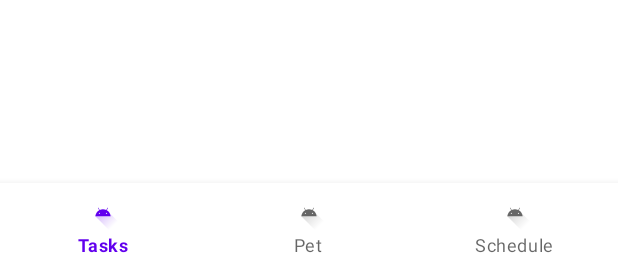
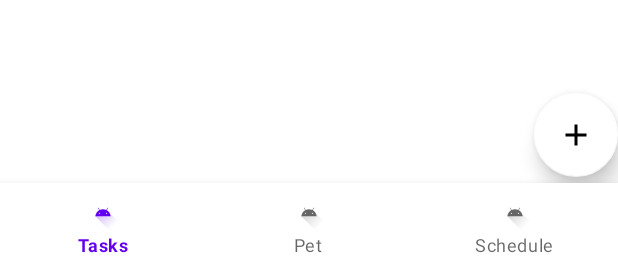
Before and after one commit to weenleen/TamaGoDoWork, an Android app: the layout activity_main.xml on its own in the app's theme, with its tools: preview values and no code run, on a phone screen of 412 x 824 dp. Shown: the part 969-1233 px from the top of the screen. Run offline under Robolectric (Android 15) with nearby library versions, the phone set to English and light mode, and no system bars.

Commit message:
Added "AddNewTask Button" and the xml layout for adding new tasks.

```diff
--- /dev/null
+++ b/app/src/main/res/drawable/ic_baseline_add_24.xml
@@ -0,0 +1,5 @@
+<vector android:height="24dp" android:tint="#FFFFFF"
+    android:viewportHeight="24" android:viewportWidth="24"
+    android:width="24dp" xmlns:android="http://schemas.android.com/apk/res/android">
+    <path android:fillColor="@android:color/white" android:pathData="M19,13h-6v6h-2v-6H5v-2h6V5h2v6h6v2z"/>
+</vector>
--- a/app/src/main/res/layout/activity_main.xml
+++ b/app/src/main/res/layout/activity_main.xml
@@ -54,4 +54,17 @@
         android:background="?android:attr/windowBackground"
         app:menu="@menu/bottom_nav_menu" />
 
+    <!-- Add FAB (floating action button) to add new tasks-->
+    <com.google.android.material.floatingactionbutton.FloatingActionButton
+        android:layout_width="wrap_content"
+        android:layout_height="wrap_content"
+        android:layout_alignParentEnd="true"
+        android:layout_alignParentBottom="true"
+        android:layout_marginBottom="60dp"
+        android:clickable="true"
+        android:id="@+id/fab"
+        app:elevation="8dp"
+        app:backgroundTint="@android:color/white"
+        android:src="@drawable/ic_baseline_add_24" />
+
 </RelativeLayout>
```
Also changed, not shown: app/src/main/java/com/example/tamagodowork/AddNewTask.java (added, +12 -0 lines), app/src/main/java/com/example/tamagodowork/MainActivity.java (+11 -6 lines), app/src/main/java/com/example/tamagodowork/TaskListFrag.java (+0 -11 lines), app/src/main/res/layout/add_new_task_frag.xml (added, +43 -0 lines).
